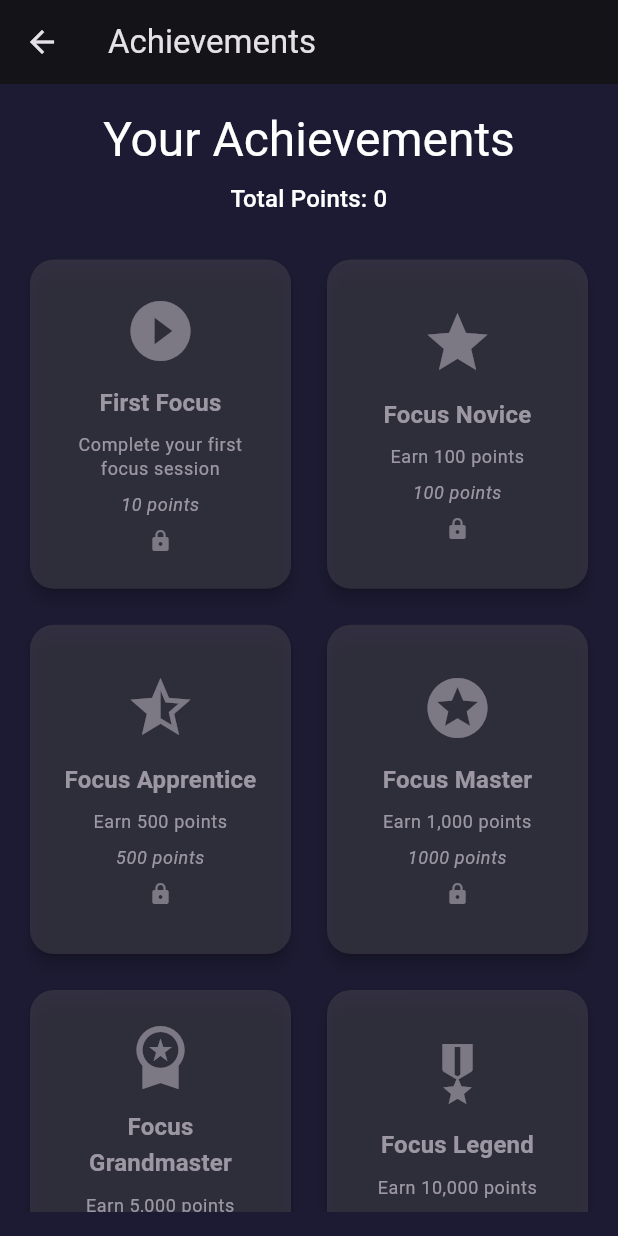
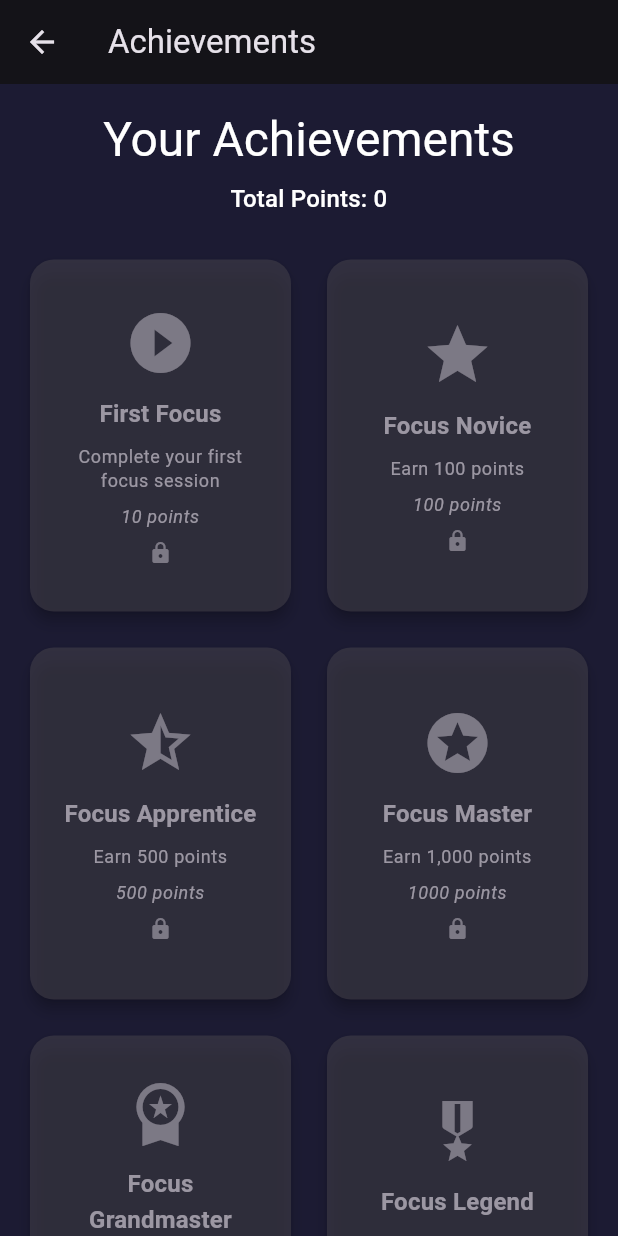
Before and after one commit to SpaceEVA-Labs/L.O.F.I., a Flutter app: the AchievementsScreen screen opened directly, on a phone screen of 412 x 824 dp. Run offline on Flutter 3.47's test engine with Material 3 defaults, Android fonts, the phone set to English and light mode, and no system bars; our stand-ins replace fl_chart, shared_preferences, wave; accounts and stored records are empty.

Commit message:
fix pixel overflow

```diff
--- a/lib/screens/achievements_screen.dart
+++ b/lib/screens/achievements_screen.dart
@@ -95,6 +95,11 @@ class _AchievementsScreenState extends State<AchievementsScreen> {
     return Scaffold(
       appBar: AppBar(title: const Text('Achievements')),
       body: SafeArea(
+        child: LayoutBuilder(
+          builder: (context, constraints) {
+            return SingleChildScrollView(
+              child: ConstrainedBox(
+                constraints: BoxConstraints(minHeight: constraints.maxHeight),
                 child: Padding(
                   padding: const EdgeInsets.all(16.0),
                   child: Column(
@@ -112,18 +117,22 @@ class _AchievementsScreenState extends State<AchievementsScreen> {
                         textAlign: TextAlign.center,
                       ),
                       const SizedBox(height: 24),
-              Expanded(
-                child: GridView.builder(
-                  gridDelegate: const SliverGridDelegateWithFixedCrossAxisCount(
+                      GridView.builder(
+                        shrinkWrap: true,
+                        physics: const NeverScrollableScrollPhysics(),
+                        gridDelegate:
+                            const SliverGridDelegateWithFixedCrossAxisCount(
                               crossAxisCount: 2,
-                    childAspectRatio: 0.8,
+                              childAspectRatio: 0.75,
                               crossAxisSpacing: 16,
                               mainAxisSpacing: 16,
                             ),
                         itemCount: achievements.length,
                         itemBuilder: (context, index) {
                           final achievement = achievements[index];
-                    final isUnlocked = _isAchievementUnlocked(achievement);
+                          final isUnlocked = _isAchievementUnlocked(
+                            achievement,
+                          );
 
                           return Card(
                             elevation: 4,
@@ -154,7 +163,9 @@ class _AchievementsScreenState extends State<AchievementsScreen> {
                                   Text(
                                     achievement.title,
                                     textAlign: TextAlign.center,
-                              style: Theme.of(context).textTheme.titleMedium
+                                    style: Theme.of(context)
+                                        .textTheme
+                                        .titleMedium
                                         ?.copyWith(
                                           color: isUnlocked
                                               ? Theme.of(
@@ -217,11 +228,14 @@ class _AchievementsScreenState extends State<AchievementsScreen> {
                           );
                         },
                       ),
-              ),
                     ],
                   ),
                 ),
               ),
             );
+          },
+        ),
+      ),
+    );
   }
 }
```
Also changed, not shown: 3 other files. Lines whose indentation alone changed are shown as unchanged.
